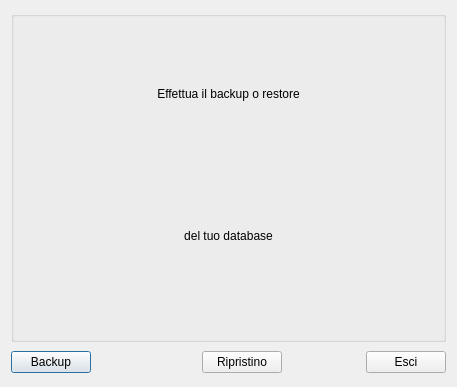
The window that backup_restore_db/db_bk_rs.ui (kratos83/LyLibrary) describes before a commit, drawn with Qt 5.
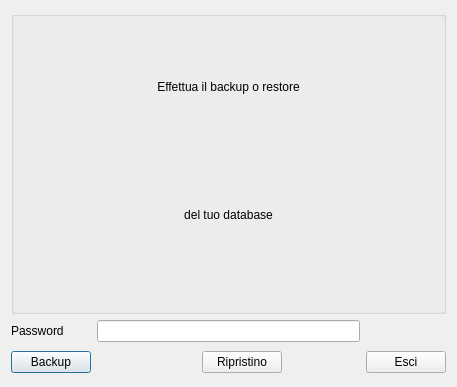
The same window after the commit. Icons and pictures are not drawn.

Commit message: Resolve dump and restore database

Diff of the .ui file:
```diff
--- a/backup_restore_db/db_bk_rs.ui
+++ b/backup_restore_db/db_bk_rs.ui
@@ -23,7 +23,7 @@
    <string>Backup e ripristino database</string>
   </property>
   <property name="windowIcon">
-   <iconset resource="../lylibrary/biblio.qrc">
+   <iconset resource="images.qrc">
     <normaloff>:/images/svn-commit.png</normaloff>:/images/svn-commit.png</iconset>
   </property>
   <layout class="QGridLayout" name="gridLayout">
@@ -123,7 +123,7 @@
          <string/>
         </property>
         <property name="pixmap">
-         <pixmap resource="../lylibrary/biblio.qrc">:/images/backup_restor.png</pixmap>
+         <pixmap resource="../initdb/images.qrc">:/images/backup_restor.png</pixmap>
         </property>
         <property name="scaledContents">
          <bool>false</bool>
@@ -133,7 +133,7 @@
      </layout>
     </widget>
    </item>
-   <item row="1" column="1">
+   <item row="2" column="1">
     <spacer name="horizontalSpacer">
      <property name="orientation">
       <enum>Qt::Horizontal</enum>
@@ -146,18 +146,18 @@
      </property>
     </spacer>
    </item>
-   <item row="1" column="0">
+   <item row="2" column="0">
     <widget class="QPushButton" name="bak_but">
      <property name="text">
       <string>Backup</string>
      </property>
      <property name="icon">
-      <iconset resource="../lylibrary/biblio.qrc">
+      <iconset resource="../initdb/images.qrc">
        <normaloff>:/images/vcs_add.png</normaloff>:/images/vcs_add.png</iconset>
      </property>
     </widget>
    </item>
-   <item row="1" column="3">
+   <item row="2" column="3">
     <spacer name="horizontalSpacer_2">
      <property name="orientation">
       <enum>Qt::Horizontal</enum>
@@ -170,28 +170,51 @@
      </property>
     </spacer>
    </item>
-   <item row="1" column="2">
+   <item row="2" column="2">
     <widget class="QPushButton" name="ripr_but">
      <property name="text">
       <string>Ripristino</string>
      </property>
      <property name="icon">
-      <iconset resource="../lylibrary/biblio.qrc">
+      <iconset resource="images.qrc">
        <normaloff>:/images/svn-commit.png</normaloff>:/images/svn-commit.png</iconset>
      </property>
     </widget>
    </item>
-   <item row="1" column="4">
+   <item row="2" column="4">
     <widget class="QPushButton" name="chiudi">
      <property name="text">
       <string>Esci</string>
      </property>
      <property name="icon">
-      <iconset resource="../lylibrary/biblio.qrc">
+      <iconset resource="../initdb/images.qrc">
        <normaloff>:/images/dialog-close.png</normaloff>:/images/dialog-close.png</iconset>
      </property>
     </widget>
    </item>
+   <item row="1" column="0">
+    <widget class="QLabel" name="label_2">
+     <property name="text">
+      <string>Password</string>
+     </property>
+    </widget>
+   </item>
+   <item row="1" column="4">
+    <spacer name="horizontalSpacer_7">
+     <property name="orientation">
+      <enum>Qt::Horizontal</enum>
+     </property>
+     <property name="sizeHint" stdset="0">
+      <size>
+       <width>40</width>
+       <height>20</height>
+      </size>
+     </property>
+    </spacer>
+   </item>
+   <item row="1" column="1" colspan="3">
+    <widget class="QLineEdit" name="password"/>
+   </item>
   </layout>
  </widget>
  <resources>
```
Left out of the diff: 3 changed lines with no effect on the pictures.
